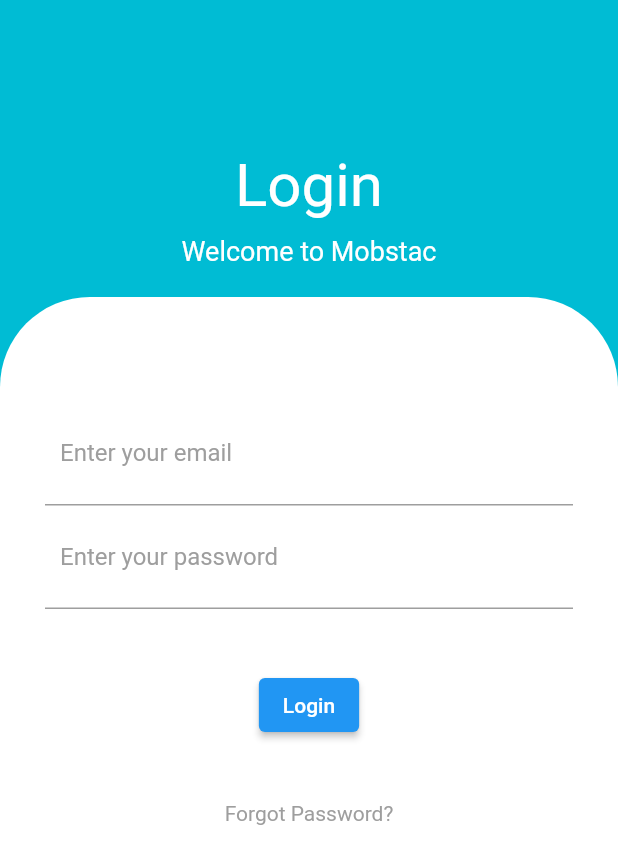
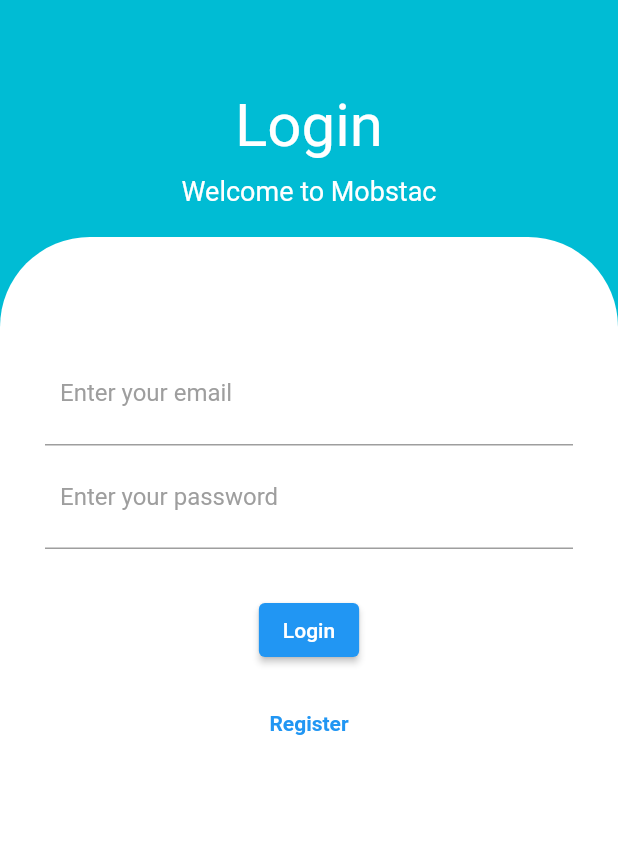
Before and after one commit to abhishekmobstac/POC, a Flutter app: the screen it shows after launch, on a phone screen of 412 x 824 dp. Shown: the top 864 px of the screen. Run offline on Flutter 3.47's test engine with Material 2 defaults, Android fonts, the light colour scheme and no system bars.

Commit message:
new changes

```diff
--- a/client/lib/Header.dart
+++ b/client/lib/Header.dart
@@ -1,23 +1,26 @@
 import 'package:flutter/material.dart';
 
 class Header extends StatelessWidget {
+  String headerText;
+
+  Header(this.headerText);
   @override
   Widget build(BuildContext context) {
     return Padding(
       padding: const EdgeInsets.all(20),
       child: Column(
         crossAxisAlignment: CrossAxisAlignment.start,
-        children: const <Widget>[
+        children: <Widget>[
           Center(
             child: Text(
-              "Login",
-              style: TextStyle(color: Colors.white, fontSize: 40),
+              headerText,
+              style: const TextStyle(color: Colors.white, fontSize: 40),
             ),
           ),
-          SizedBox(
+          const SizedBox(
             height: 10,
           ),
-          Center(
+          const Center(
             child: Text(
               "Welcome to Mobstac",
               style: TextStyle(color: Colors.white, fontSize: 18),
--- a/client/lib/InputField.dart
+++ /dev/null
@@ -1,72 +0,0 @@
-import 'dart:convert';
-
-import 'package:client/user.dart';
-import 'package:flutter/material.dart';
-import 'package:http/http.dart' as http;
-
-class InputField extends StatefulWidget {
-  const InputField({Key? key}) : super(key: key);
-
-  @override
-  State<InputField> createState() => _InputFieldState();
-}
-
-class _InputFieldState extends State<InputField> {
-  User user = User('', '');
-
-  Future signIn() async {
-    var url = Uri.parse('http://localhost:5000/users/login');
-    try {
-      var response = await http
-          .post(url, body: {'email': user.email, 'password': user.password});
-      Map<String, dynamic> userData = jsonDecode(response.body);
-      // print(userData['message']);
-      // print(userData['statusCode']);
-      // print(response.statusCode);
-    } catch (e) {
-      print(e);
-    }
-  }
-
-  @override
-  Widget build(BuildContext context) {
-    return Column(
-      children: <Widget>[
-        Container(
-          padding: const EdgeInsets.all(10),
-          decoration: const BoxDecoration(
-              border: Border(bottom: BorderSide(color: Colors.grey))),
-          child: TextField(
-            controller: TextEditingController(text: user.email),
-            onChanged: (value) {
-              user.email = value;
-            },
-            decoration: const InputDecoration(
-                hintText: "Enter your email",
-                hintStyle: TextStyle(color: Colors.grey),
-                border: InputBorder.none),
-          ),
-        ),
-        Container(
-          padding: const EdgeInsets.all(10),
-          decoration: const BoxDecoration(
-              border: Border(bottom: BorderSide(color: Colors.grey))),
-          child: TextField(
-            controller: TextEditingController(text: user.password),
-            onChanged: (value) {
-              user.password = value;
-            },
-            decoration: const InputDecoration(
-                hintText: "Enter your password",
-                hintStyle: TextStyle(color: Colors.grey),
-                border: InputBorder.none),
-          ),
-        ),
-        const SizedBox(
-          height: 40,
-        ),
-        ElevatedButton(onPressed: signIn, child: const Text("Login"))
-      ],
-    );
-  }
-}
--- a/client/lib/InputWrapper.dart
+++ /dev/null
@@ -1,38 +0,0 @@
-import 'package:flutter/material.dart';
-
-import 'Button.dart';
-import 'InputField.dart';
-
-class InputWrapper extends StatelessWidget {
-  const InputWrapper({Key? key}) : super(key: key);
-
-  @override
-  Widget build(BuildContext context) {
-    return Padding(
-      padding: const EdgeInsets.all(30),
-      child: Column(
-        children: <Widget>[
-          const SizedBox(
-            height: 40,
-          ),
-          Container(
-            decoration: BoxDecoration(
-                color: Colors.white, borderRadius: BorderRadius.circular(10)),
-            child: const InputField(),
-          ),
-          const SizedBox(
-            height: 40,
-          ),
-          const Text(
-            "Forgot Password?",
-            style: TextStyle(color: Colors.grey),
-          ),
-          const SizedBox(
-            height: 40,
-          ),
-          // Button()
-        ],
-      ),
-    );
-  }
-}
--- a/client/lib/LoginPage.dart
+++ /dev/null
@@ -1,38 +0,0 @@
-import 'package:flutter/material.dart';
-
-import 'Header.dart';
-import 'InputWrapper.dart';
-
-class LoginPage extends StatelessWidget {
-  @override
-  Widget build(BuildContext context) {
-    return Scaffold(
-      body: Container(
-        width: double.infinity,
-        decoration: const BoxDecoration(
-          gradient: LinearGradient(
-              begin: Alignment.topCenter,
-              colors: [Colors.cyan, Colors.cyan, Colors.cyan]),
-        ),
-        child: Column(
-          children: <Widget>[
-            const SizedBox(
-              height: 80,
-            ),
-            Header(),
-            Expanded(
-                child: Container(
-              decoration: const BoxDecoration(
-                  color: Colors.white,
-                  borderRadius: BorderRadius.only(
-                    topLeft: Radius.circular(60),
-                    topRight: Radius.circular(60),
-                  )),
-              child: const InputWrapper(),
-            ))
-          ],
-        ),
-      ),
-    );
-  }
-}
--- /dev/null
+++ b/client/lib/login_page.dart
@@ -0,0 +1,147 @@
+import 'package:flutter/material.dart';
+import 'dart:convert';
+
+import 'package:client/register_page.dart';
+import 'package:client/user.dart';
+import 'package:http/http.dart' as http;
+
+import 'header.dart';
+
+class LoginPage extends StatelessWidget {
+  @override
+  Widget build(BuildContext context) {
+    return Scaffold(
+      body: Container(
+        width: double.infinity,
+        decoration: const BoxDecoration(
+          gradient: LinearGradient(
+              begin: Alignment.topCenter,
+              colors: [Colors.cyan, Colors.cyan, Colors.cyan]),
+        ),
+        child: Column(
+          children: <Widget>[
+            const SizedBox(
+              height: 40,
+            ),
+            Header("Login"),
+            Expanded(
+                child: Container(
+              decoration: const BoxDecoration(
+                  color: Colors.white,
+                  borderRadius: BorderRadius.only(
+                    topLeft: Radius.circular(60),
+                    topRight: Radius.circular(60),
+                  )),
+              child: const InputWrapper(),
+            ))
+          ],
+        ),
+      ),
+    );
+  }
+}
+
+class InputWrapper extends StatelessWidget {
+  const InputWrapper({Key? key}) : super(key: key);
+
+  @override
+  Widget build(BuildContext context) {
+    return Padding(
+      padding: const EdgeInsets.all(30),
+      child: Column(
+        children: <Widget>[
+          const SizedBox(
+            height: 40,
+          ),
+          Container(
+            decoration: BoxDecoration(
+                color: Colors.white, borderRadius: BorderRadius.circular(10)),
+            child: const InputField(),
+          ),
+
+          // Button()
+        ],
+      ),
+    );
+  }
+}
+
+class InputField extends StatefulWidget {
+  const InputField({Key? key}) : super(key: key);
+
+  @override
+  State<InputField> createState() => _InputFieldState();
+}
+
+class _InputFieldState extends State<InputField> {
+  UserLogin user = UserLogin('', '');
+
+  Future signIn() async {
+    var url = Uri.parse('http://localhost:5000/users/login');
+    try {
+      var response = await http
+          .post(url, body: {'email': user.email, 'password': user.password});
+      Map<String, dynamic> userData = jsonDecode(response.body);
+      // print(userData['message']);
+      // print(userData['statusCode']);
+      // print(response.statusCode);
+    } catch (e) {
+      print(e);
+    }
+  }
+
+  @override
+  Widget build(BuildContext context) {
+    return Column(
+      children: <Widget>[
+        Container(
+          padding: const EdgeInsets.all(10),
+          decoration: const BoxDecoration(
+              border: Border(bottom: BorderSide(color: Colors.grey))),
+          child: TextField(
+            controller: TextEditingController(text: user.email),
+            onChanged: (value) {
+              user.email = value;
+            },
+            decoration: const InputDecoration(
+                hintText: "Enter your email",
+                hintStyle: TextStyle(color: Colors.grey),
+                border: InputBorder.none),
+          ),
+        ),
+        Container(
+          padding: const EdgeInsets.all(10),
+          decoration: const BoxDecoration(
+              border: Border(bottom: BorderSide(color: Colors.grey))),
+          child: TextField(
+            controller: TextEditingController(text: user.password),
+            onChanged: (value) {
+              user.password = value;
+            },
+            decoration: const InputDecoration(
+                hintText: "Enter your password",
+                hintStyle: TextStyle(color: Colors.grey),
+                border: InputBorder.none),
+          ),
+        ),
+        const SizedBox(
+          height: 30,
+        ),
+        ElevatedButton(onPressed: signIn, child: const Text("Login")),
+        const SizedBox(
+          height: 30,
+        ),
+        InkWell(
+          onTap: () {
+            Navigator.push(context,
+                MaterialPageRoute(builder: (context) => RegisterPage()));
+          },
+          child: const Text(
+            "Register",
+            style: TextStyle(color: Colors.blue, fontWeight: FontWeight.bold),
+          ),
+        ),
+      ],
+    );
+  }
+}
--- a/client/lib/main.dart
+++ b/client/lib/main.dart
@@ -1,5 +1,5 @@
 import 'package:flutter/material.dart';
-import 'LoginPage.dart';
+import 'login_page.dart';
 
 void main() => runApp(const MyApp());
 
--- a/client/lib/user.dart
+++ b/client/lib/user.dart
@@ -1,5 +1,12 @@
-class User {
+class UserLogin {
   String email;
   String password;
-  User(this.email, this.password);
+  UserLogin(this.email, this.password);
 }
+
+class UserRegister {
+  String name;
+  String email;
+  String password;
+  UserRegister(this.name, this.email, this.password);
+}
```
Also changed, not shown: client/lib/Button.dart (deleted, +0 -17 lines), client/lib/register_page.dart (added, +162 -0 lines), 1 other file.
